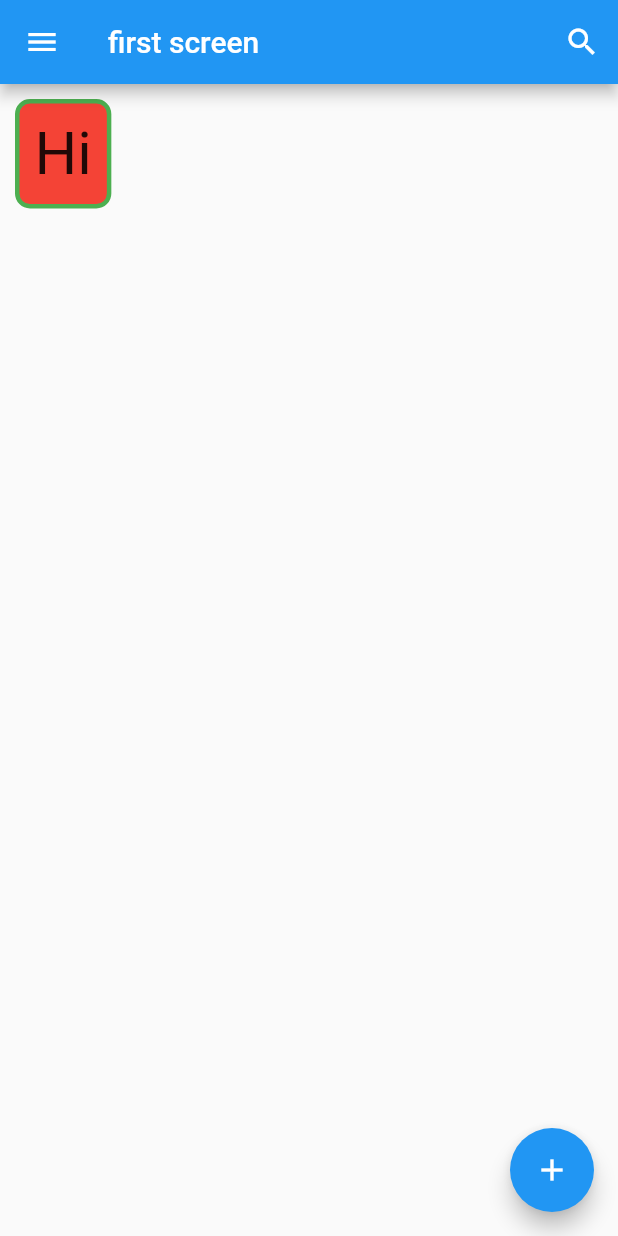
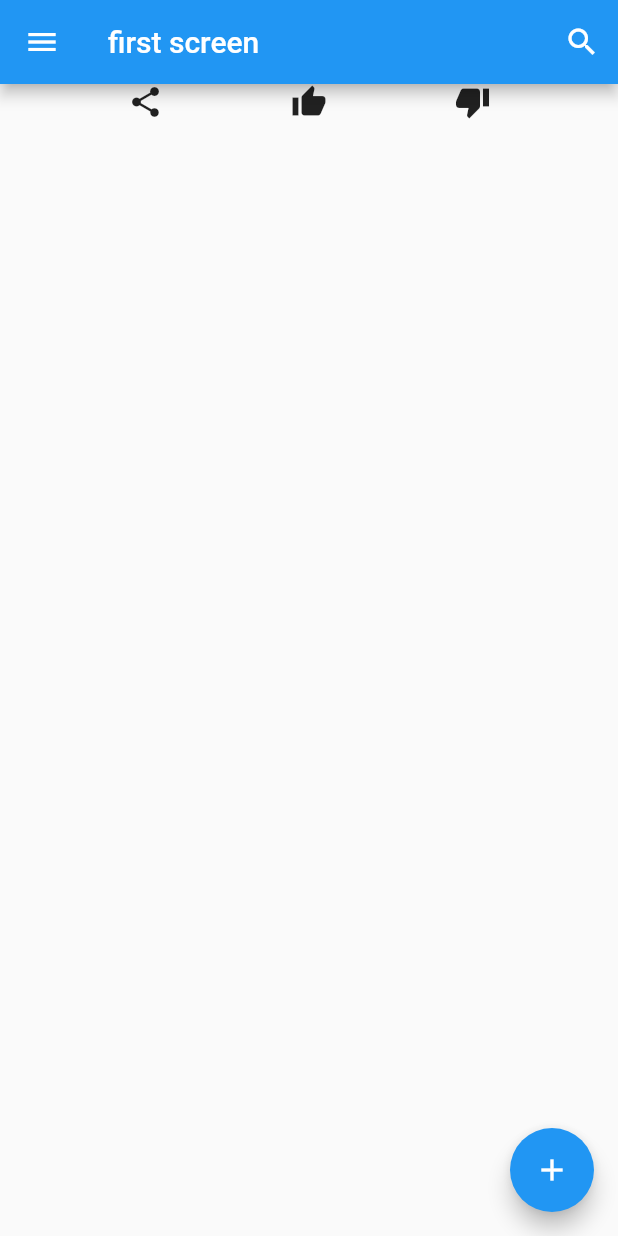
Before and after one commit to haritsdev/teguh_dicoding_flutter_basic, a Flutter app: the screen it shows after launch, on a phone screen of 412 x 824 dp. Run offline on Flutter 3.47's test engine with Material 2 defaults, Android fonts, the phone set to English and light mode, and no system bars.

Commit message:
Part 4 widget row and column

```diff
--- a/teguh_dicoding_basic/catatan.txt
+++ b/teguh_dicoding_basic/catatan.txt
@@ -50,3 +50,21 @@ Decoration merupakan bagian dari Container untuk styling.
  Pada decoration kita dapat menentukan warna background (solid/gradient color), shadow, border,
 border radius (membulatkan sudut), mengatur shape (bentuk), dan lain-lain.
 =============================
+
+====================
+Padding adalah sebuah widget yang khusus
+digunakan untuk memberikan padding pada suatu widget
+==================================
+
+===========================
+Widget Center merupakan sebuah widget yang digunakan untuk membuat suatu widget berada pada posisi tengah
+==============================
+
+=============================
+ Row merupakan suatu widget yang digunakan untuk membuat
+ widget-widget tersusun berjajar secara horizontal
+ =====================================
+
+ ====================================
+ Column merupakan suatu widget yang digunakan untuk membuat widget-widget tersusun berjajar secara vertikal.
+ ==================================
--- a/teguh_dicoding_basic/lib/main.dart
+++ b/teguh_dicoding_basic/lib/main.dart
@@ -27,17 +27,13 @@ class FirstScreen extends StatelessWidget {
                 icon: const Icon(Icons.search, color: Colors.white),
                 onPressed: () {})
           ]),
-      body: Container(
-        child: const Text('Hi',
-            style: TextStyle(
-              fontSize: 40,
-            )),
-        decoration: BoxDecoration(
-            color: Colors.red,
-            border: Border.all(color: Colors.green, width: 3),
-            borderRadius: BorderRadius.circular(10)),
-        padding: const EdgeInsets.all(10),
-        margin: const EdgeInsets.all(10),
+      body: Row(
+        mainAxisAlignment: MainAxisAlignment.spaceEvenly,
+        children: [
+          Icon(Icons.share),
+          Icon(Icons.thumb_up),
+          Icon(Icons.thumb_down)
+        ],
       ),
       floatingActionButton: FloatingActionButton(
         onPressed: () {},
```
